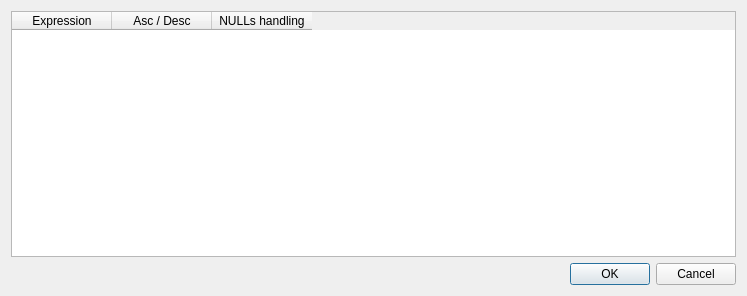
Qt form src/ui/qgsorderbydialogbase.ui (qgis/QGIS) before a commit.
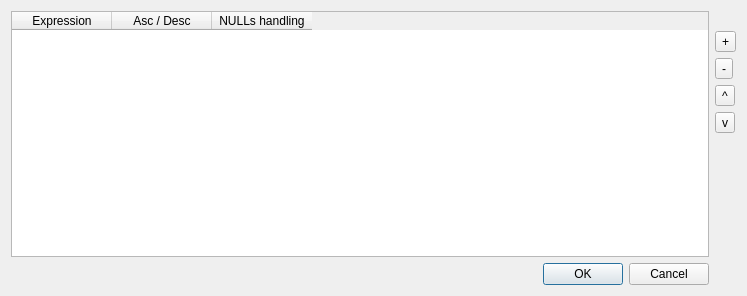
The same form after that commit. Icons and pictures are not drawn.

Commit message: Add buttons to manage classification rows

Diff of the .ui file:
```diff
--- a/src/ui/qgsorderbydialogbase.ui
+++ b/src/ui/qgsorderbydialogbase.ui
@@ -43,6 +43,103 @@
      </column>
     </widget>
    </item>
+   <item row="0" column="1">
+    <widget class="QWidget" name="mOrderTreeButtonFrame" native="true">
+     <property name="sizePolicy">
+      <sizepolicy hsizetype="Minimum" vsizetype="Preferred">
+       <horstretch>0</horstretch>
+       <verstretch>0</verstretch>
+      </sizepolicy>
+     </property>
+     <property name="maximumSize">
+      <size>
+       <width>30</width>
+       <height>16777215</height>
+      </size>
+     </property>
+     <layout class="QVBoxLayout" name="verticalLayout">
+      <property name="spacing">
+       <number>6</number>
+      </property>
+      <property name="margin">
+       <number>0</number>
+      </property>
+      <item>
+       <spacer name="verticalSpacer_1">
+        <property name="orientation">
+         <enum>Qt::Vertical</enum>
+        </property>
+        <property name="sizeType">
+         <enum>QSizePolicy::Fixed</enum>
+        </property>
+        <property name="sizeHint" stdset="0">
+         <size>
+          <width>20</width>
+          <height>20</height>
+         </size>
+        </property>
+       </spacer>
+      </item>
+      <item>
+       <widget class="QToolButton" name="mAddNewOrderButton">
+        <property name="text">
+         <string>+</string>
+        </property>
+        <property name="icon">
+         <iconset>
+          <normaloff>:/images/themes/default/symbologyAdd.svg</normaloff>:/images/themes/default/symbologyAdd.svg</iconset>
+        </property>
+       </widget>
+      </item>
+      <item>
+       <widget class="QToolButton" name="mRemoveOrderButton">
+        <property name="text">
+         <string>-</string>
+        </property>
+        <property name="icon">
+         <iconset>
+          <normaloff>:/images/themes/default/symbologyRemove.svg</normaloff>:/images/themes/default/symbologyRemove.svg</iconset>
+        </property>
+       </widget>
+      </item>
+      <item>
+       <widget class="QToolButton" name="mMoveUpItem">
+        <property name="text">
+         <string>^</string>
+        </property>
+        <property name="icon">
+         <iconset>
+          <normaloff>:/images/themes/default/mActionArrowUp.png</normaloff>:/images/themes/default/mActionArrowUp.png</iconset>
+        </property>
+       </widget>
+      </item>
+      <item>
+       <widget class="QToolButton" name="mMoveDownItem">
+        <property name="text">
+         <string>v</string>
+        </property>
+        <property name="icon">
+         <iconset>
+          <normaloff>:/images/themes/default/mActionArrowDown.png</normaloff>:/images/themes/default/mActionArrowDown.png</iconset>
+        </property>
+       </widget>
+      </item>
+      <item>
+       <spacer name="verticalSpacer_2">
+        <property name="orientation">
+         <enum>Qt::Vertical</enum>
+        </property>
+        <property name="sizeHint" stdset="0">
+         <size>
+          <width>5</width>
+          <height>176</height>
+         </size>
+        </property>
+       </spacer>
+      </item>
+     </layout>
+    </widget>
+   </item>
   </layout>
  </widget>
  <resources/>
```
Left out of the diff: 12 changed lines with no effect on the pictures.
